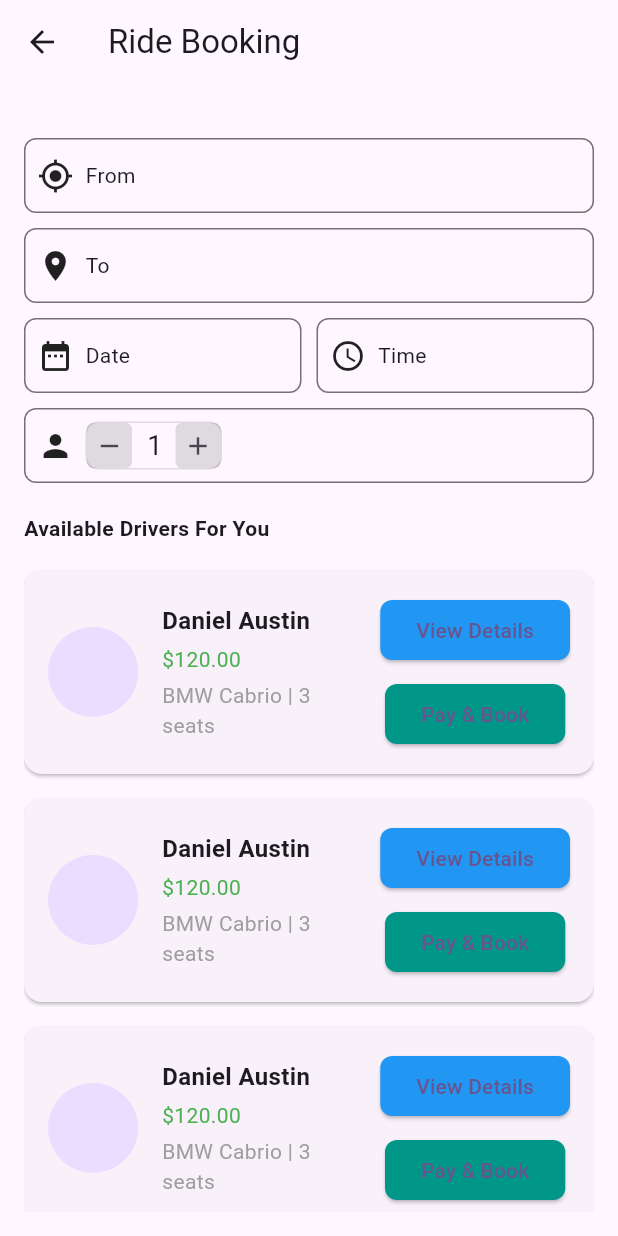
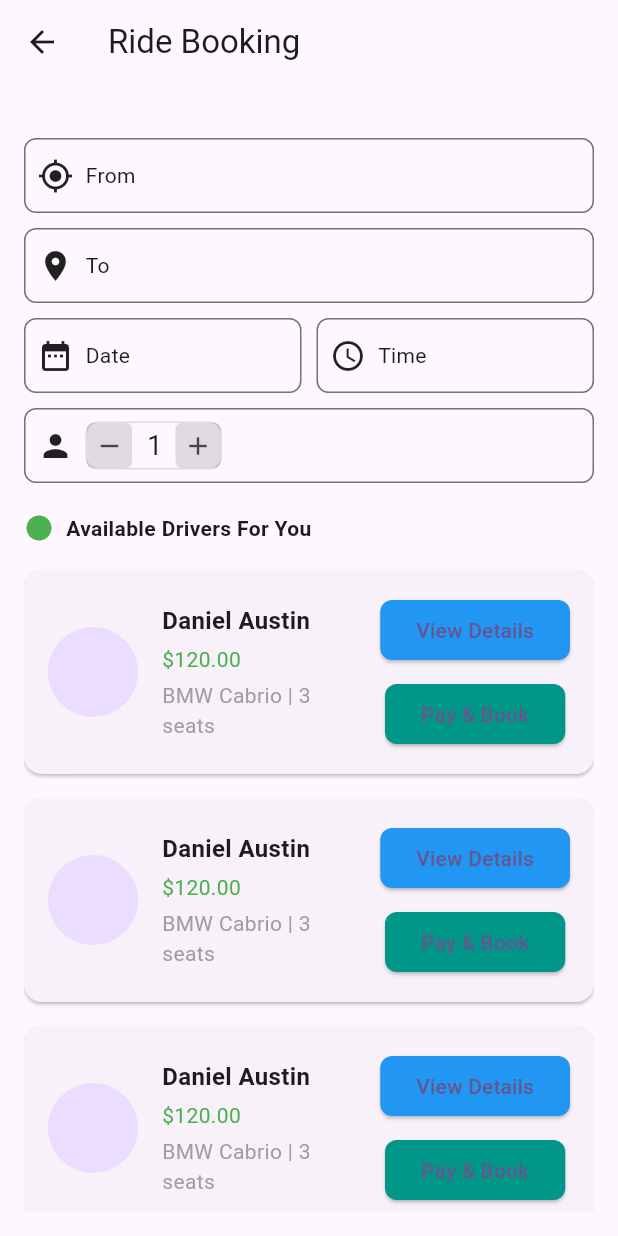
Before and after one commit to ChandraChaan/ridify, a Flutter app: the screen it shows after launch, after a tap on "Search", on a phone screen of 412 x 824 dp. Run offline on Flutter 3.47's test engine with Material 3 defaults, Android fonts, the phone set to English and light mode, and no system bars; our stand-ins replace cloud_firestore, firebase_core; accounts and stored records are empty.

Commit message:
circle icon added

```diff
--- a/lib/presentation/ride_book/ride_booking_screen.dart
+++ b/lib/presentation/ride_book/ride_booking_screen.dart
@@ -367,9 +367,16 @@ class _RideBookingScreenState extends State<RideBookingScreen> {
               ),
             ),
             const SizedBox(height: 20),
-            const Text(
-              'Available Drivers For You',
-              style: TextStyle(fontWeight: FontWeight.bold),
+            Row(
+              children: [
+                Icon(Icons.circle,color: Colors.green,size: 20,),
+                const SizedBox(width: 8),
+
+                const Text(
+                  'Available Drivers For You',
+                  style: TextStyle(fontWeight: FontWeight.bold),
+                ),
+              ],
             ),
             const SizedBox(height: 10),
             _buildDriverCard('Daniel Austin', '\$120.00', 'BMW Cabrio',
```
Also changed, not shown: pubspec.lock.
